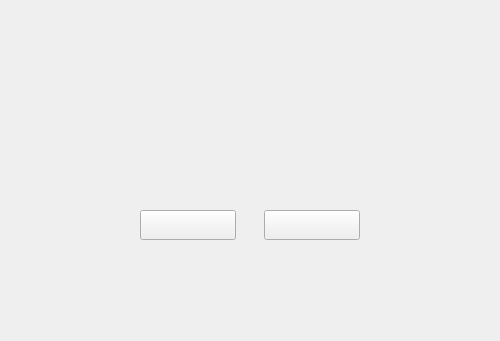
This is LNKWallet/commondialog.ui in HcashOrg/hx-indicator as Qt 5 draws it before an edit; both pictures show x 210 to 710 and y 90 to 431 of the 960 by 543 pixel window. The edited form follows.
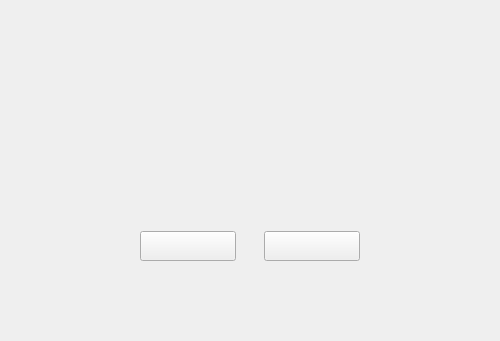
This is the edited form.

Diff of the .ui file:
```diff
--- a/LNKWallet/commondialog.ui
+++ b/LNKWallet/commondialog.ui
@@ -26,7 +26,7 @@
     <property name="geometry">
      <rect>
       <x>290</x>
-      <y>150</y>
+      <y>171</y>
       <width>340</width>
       <height>200</height>
      </rect>
```
